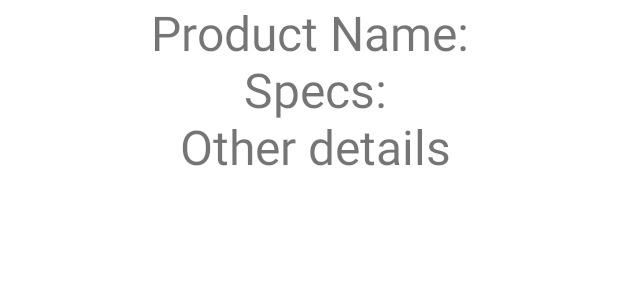
After one commit to Rounik10/Intigrity-Robotics, an Android app: the layout fragment_produt_detail.xml on its own in the app's theme, with its tools: preview values and no code run, on a phone screen of 412 x 824 dp. The commit adds this screen. Shown: the top 300 px of the screen. Run offline under Robolectric (Android 15) with nearby library versions, the light colour scheme and no system bars.

Commit message:
Product Detail Activity xml complete API work left: 1. Rating Charts 2. Product Model on firebase

```diff
--- a/app/build.gradle
+++ b/app/build.gradle
@@ -45,9 +45,7 @@ dependencies {
     androidTestImplementation 'androidx.test.ext:junit:1.1.2'
     androidTestImplementation 'androidx.test.espresso:espresso-core:3.3.0'
     implementation 'de.hdodenhof:circleimageview:3.1.0'
-    implementation 'com.github.denzcoskun:ImageSlideshow:0.0.6'
-
+    implementation 'com.github.denzcoskun:ImageSlideshow:0.1.0'
     implementation 'com.github.bumptech.glide:glide:4.11.0'
     annotationProcessor 'com.github.bumptech.glide:compiler:4.11.0'
-
 }
--- a/app/src/main/java/com/example/intigritirobotics/MainHomeActivity.java
+++ b/app/src/main/java/com/example/intigritirobotics/MainHomeActivity.java
@@ -136,5 +136,4 @@ MainHomeActivity extends AppCompatActivity {
 
     }
 
-
 }
--- a/app/src/main/res/layout/fragment_e_store.xml
+++ b/app/src/main/res/layout/fragment_e_store.xml
@@ -23,13 +23,8 @@
         android:layout_width="0dp"
         android:layout_height="200dp"
         android:elevation="5dp"
-        app:auto_cycle="true"
-        app:delay="3000"
-        app:error_image="@drawable/error_image"
-        app:placeholder="@drawable/place_holder"
         app:layout_constraintEnd_toEndOf="parent"
         app:layout_constraintStart_toStartOf="parent"
         app:layout_constraintTop_toBottomOf="@+id/category_recyclerview" />
 
-
 </androidx.constraintlayout.widget.ConstraintLayout>
--- /dev/null
+++ b/app/src/main/res/layout/fragment_produt_detail.xml
@@ -0,0 +1,26 @@
+<?xml version="1.0" encoding="utf-8"?>
+<FrameLayout xmlns:android="http://schemas.android.com/apk/res/android"
+    xmlns:app="http://schemas.android.com/apk/res-auto"
+    xmlns:tools="http://schemas.android.com/tools"
+    android:layout_width="match_parent"
+    android:layout_height="match_parent"
+    tools:context=".productDetailFragment">
+
+    <androidx.constraintlayout.widget.ConstraintLayout
+        android:layout_width="match_parent"
+        android:layout_height="wrap_content">
+
+        <TextView
+            android:id="@+id/detailText"
+            android:layout_width="match_parent"
+            android:layout_height="wrap_content"
+            android:gravity="center"
+            android:text="@string/random_details"
+            android:textSize="32sp"
+            app:layout_constraintBottom_toBottomOf="parent"
+            app:layout_constraintEnd_toEndOf="parent"
+            app:layout_constraintHorizontal_bias="0.0"
+            app:layout_constraintStart_toStartOf="parent"
+            app:layout_constraintTop_toTopOf="parent" />
+    </androidx.constraintlayout.widget.ConstraintLayout>
+</FrameLayout>
--- a/app/src/main/res/values/strings.xml
+++ b/app/src/main/res/values/strings.xml
@@ -113,5 +113,7 @@
     <string name="hello_blank_fragment">Hello blank fragment</string>
     <string name="pricePlaceHolder">Rs XXX.XX</string>
     <string name="strikePricePlaceHolder">MRP:<strike>Rs YYY.YY</strike></string>
-    <string name="MrpSavingText">MRP: Rs YYY.YY, You Save: Rs ZZZ.ZZ</string>
+    <string name="MrpSavingText">MRP: <font color = "#ff0000"><strike>Rs YYY.YY</strike></font>>, You Save: Rs ZZZ.ZZ</string>
+    <string name="details">Details</string>
+    <string name="random_details">Product Name:\n Specs:\n Other details</string>
 </resources>
```
Also changed, not shown: app/src/main/java/com/example/intigritirobotics/ProductDetailActivity.java (+34 -16 lines), app/src/main/java/com/example/intigritirobotics/TabLayoutAdapter.java (added, +39 -0 lines), app/src/main/java/com/example/intigritirobotics/productDetailFragment.java (added, +36 -0 lines), app/src/main/java/com/example/intigritirobotics/ui/E_Store/EStoreFragment.java (+10 -17 lines), app/src/main/res/layout/activity_product_detail.xml (+76 -44 lines).
